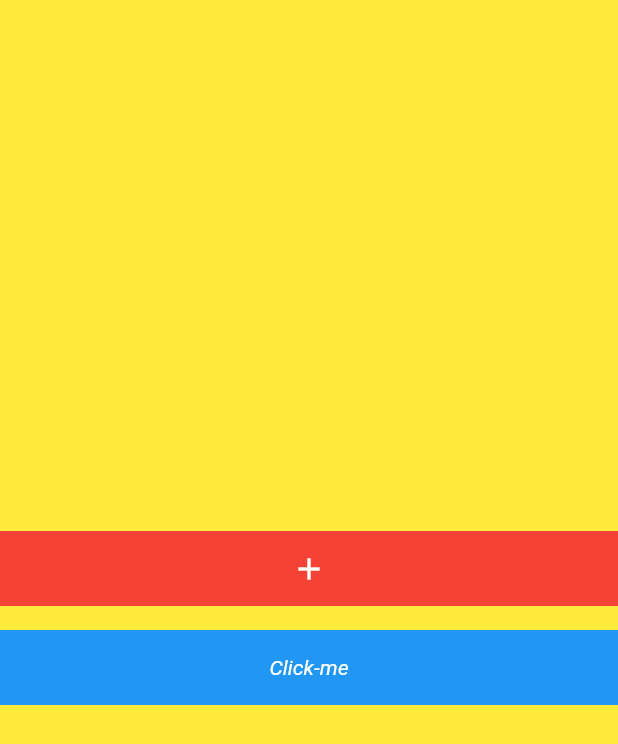
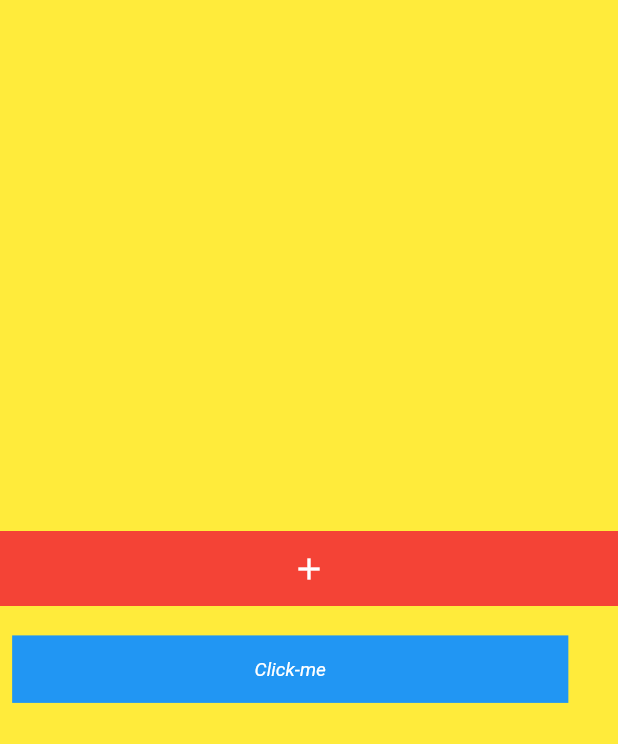
Before and after one commit to from-bottom-to-the-top/aula-flutter, a Flutter app: the screen it shows after launch, on a phone screen of 412 x 824 dp. Shown: the top 744 px of the screen. Run offline on Flutter 3.47's test engine with Material 2 defaults, Android fonts, the light colour scheme and no system bars.

Commit message:
catalogo tranform from Cointainer Widget add

```diff
--- a/lib/main.dart
+++ b/lib/main.dart
@@ -109,6 +109,9 @@ class ButtonWithText extends StatelessWidget {
     return Padding(
       padding: const EdgeInsets.only(top: 8.0, bottom: 8.0),
       child: Container(
+        transform: Matrix4.identity()
+          ..scale(.9)
+          ..translate(9.0, 4.0, 13.0),
         color: Colors.blue,
         width: double.infinity,
         height: 50,
```
